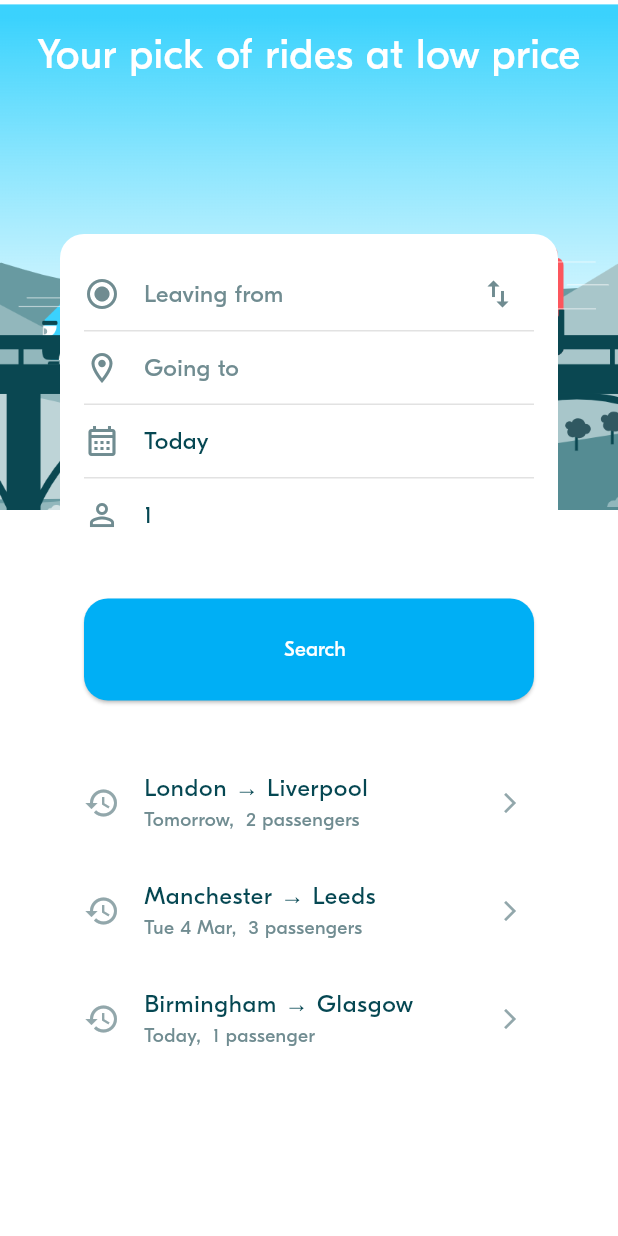
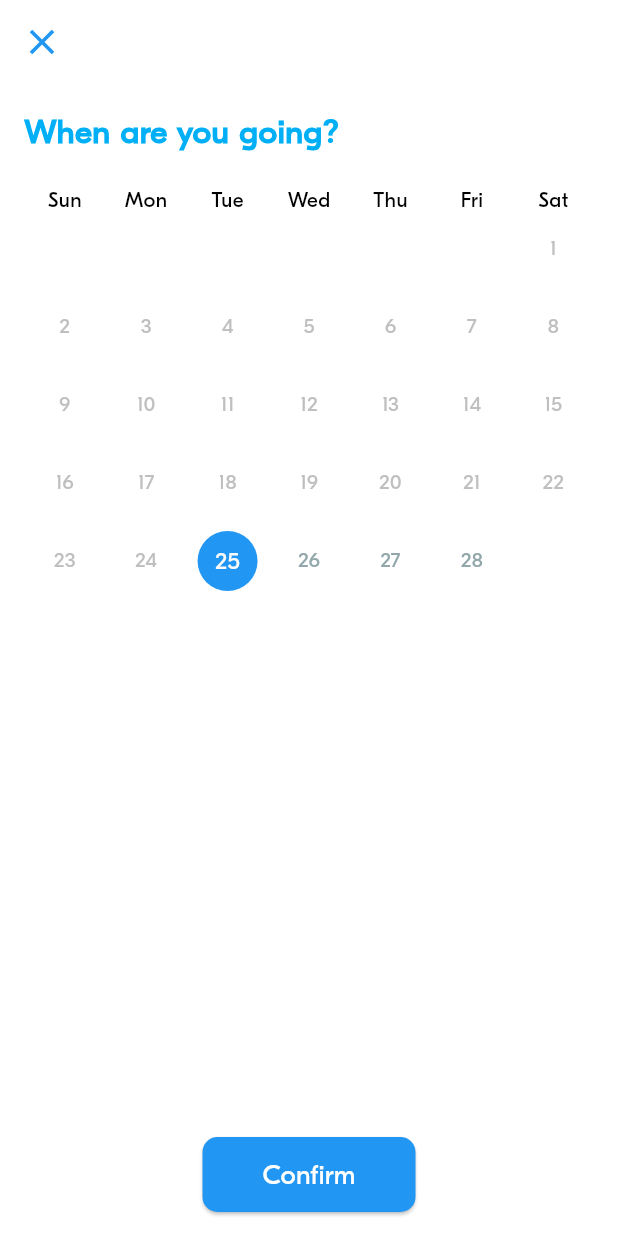
Before and after one commit to Vathana007/Advance_Mobile_Term2, a Flutter app: the screen it shows after launch, after a tap on "Today", on a phone screen of 412 x 824 dp. Run offline on Flutter 3.47's test engine with Material 3 defaults, Android fonts, the phone set to English and light mode, and no system bars; drawn by our look-alikes of table_calendar; project files that could hold a hidden picture were left out.

Commit message:
BLA-009 -- BONUS - Implement the Date picker

```diff
--- /dev/null
+++ b/lib/screens/date_select_screen.dart
@@ -0,0 +1,106 @@
+import 'package:flutter/material.dart';
+import 'package:table_calendar/table_calendar.dart';
+import 'package:week_3_blabla_project/theme/theme.dart';
+
+class DateSelectionScreen extends StatefulWidget {
+  const DateSelectionScreen({super.key});
+
+  @override
+  State<DateSelectionScreen> createState() => _DateSelectionScreenState();
+}
+
+class _DateSelectionScreenState extends State<DateSelectionScreen> {
+  DateTime _selectedDate = DateTime.now(); // Default selected date
+
+  void _onDaySelected(DateTime selectedDay, DateTime focusedDay) {
+    setState(() {
+      _selectedDate = selectedDay;
+    });
+  }
+
+  @override
+  Widget build(BuildContext context) {
+    return Scaffold(
+      backgroundColor: BlaColors.white,
+      appBar: AppBar(
+        backgroundColor: BlaColors.white,
+        elevation: 0,
+        leading: IconButton(
+          icon: const Icon(Icons.close, color: Colors.blue, size: 28),
+          onPressed: () => Navigator.pop(context),
+        ),
+      ),
+      body: Padding(
+        padding: const EdgeInsets.all(16.0),
+        child: Column(
+          crossAxisAlignment: CrossAxisAlignment.start,
+          children: [
+            Text(
+              "When are you going?",
+              style: TextStyle(
+                fontSize: 22,
+                fontWeight: FontWeight.bold,
+                color: BlaColors.primary,
+              ),
+            ),
+            const SizedBox(height: 20),
+
+            // Scrollable Calendar Widget
+            Expanded(
+              child: TableCalendar(
+                focusedDay: _selectedDate,
+                firstDay: DateTime.now(),
+                lastDay: DateTime.now().add(const Duration(days: 365)),
+                calendarFormat: CalendarFormat.month,
+                startingDayOfWeek: StartingDayOfWeek.sunday,
+                daysOfWeekStyle: const DaysOfWeekStyle(
+                  weekdayStyle: TextStyle(color: Colors.black),
+                  weekendStyle: TextStyle(color: Colors.black),
+                ),
+                headerVisible: false, // Hide default header
+                availableGestures: AvailableGestures.all,
+                calendarStyle: CalendarStyle(
+                  outsideDaysVisible: false,
+                  defaultTextStyle: TextStyle(color: BlaColors.neutralLighter),
+                  weekendTextStyle: TextStyle(color: BlaColors.neutralLighter),
+                  selectedDecoration: BoxDecoration(
+                    color: Colors.blue,
+                    shape: BoxShape.circle,
+                  ),
+                  todayDecoration: BoxDecoration(
+                    color: Colors.blue.withOpacity(0.5),
+                    shape: BoxShape.circle,
+                  ),
+                ),
+                onDaySelected: _onDaySelected,
+                selectedDayPredicate: (day) => isSameDay(day, _selectedDate),
+              ),
+            ),
+
+            // Confirm Button
+            const SizedBox(height: 20),
+            Center(
+              child: ElevatedButton(
+                onPressed: () {
+                  // Return the selected date when confirmed
+                  Navigator.pop(context, _selectedDate);
+                },
+                style: ElevatedButton.styleFrom(
+                  backgroundColor: Colors.blue,
+                  padding:
+                      const EdgeInsets.symmetric(horizontal: 40, vertical: 12),
+                  shape: RoundedRectangleBorder(
+                      borderRadius: BorderRadius.circular(10)),
+                ),
+                child: const Text(
+                  "Confirm",
+                  style: TextStyle(fontSize: 18, color: Colors.white),
+                ),
+              ),
+            ),
+          ],
+        ),
+      ),
+    );
+  }
+}
--- a/lib/screens/ride_pref/widgets/ride_pref_form.dart
+++ b/lib/screens/ride_pref/widgets/ride_pref_form.dart
@@ -1,9 +1,11 @@
 import 'package:flutter/material.dart';
+import 'package:week_3_blabla_project/screens/date_select_screen.dart';
 import 'package:week_3_blabla_project/screens/location_search_screen.dart';
 import 'package:week_3_blabla_project/screens/ride_search_screen.dart';
 import 'package:week_3_blabla_project/screens/seat_select_screen.dart';
 import 'package:week_3_blabla_project/theme/theme.dart';
 import 'package:week_3_blabla_project/utils/animations_util.dart';
+import 'package:week_3_blabla_project/utils/date_time_util.dart';
 import 'package:week_3_blabla_project/widgets/actions/bla_button.dart';
 import 'package:week_3_blabla_project/widgets/display/bla_divider.dart';
 
@@ -272,8 +274,19 @@ class _RidePrefFormState extends State<RidePrefForm> {
   /// Implement the date selection field
   Widget _dateField() {
     return InkWell(
-      onTap: () {
-        // TODO: Implement date selection
+      onTap: () async {
+        // Navigate to DateSelectionScreen and wait for the selected date
+        final selectedDate = await Navigator.push<DateTime>(
+          context,
+          MaterialPageRoute(builder: (context) => const DateSelectionScreen()),
+        );
+
+        // Update the selected date if user picked a date
+        if (selectedDate != null) {
+          setState(() {
+            departureDate = selectedDate;
+          });
+        }
       },
       child: Padding(
         padding: const EdgeInsets.symmetric(vertical: BlaSpacings.s),
@@ -286,7 +299,7 @@ class _RidePrefFormState extends State<RidePrefForm> {
             ),
             const SizedBox(width: BlaSpacings.m),
             Text(
-              'Today',
+              DateTimeUtils.formatDateTime(departureDate), // Show selected date
               style: BlaTextStyles.body.copyWith(
                 color: BlaColors.textNormal,
               ),
--- a/pubspec.yaml
+++ b/pubspec.yaml
@@ -8,6 +8,7 @@ environment:
 dependencies:
   flutter:
     sdk: flutter
+  table_calendar: ^3.0.0
 
   cupertino_icons: ^1.0.8
   intl: ^0.20.2
```
Also changed, not shown: lib/screens/ride_search_screen.dart (+111 -10 lines).
